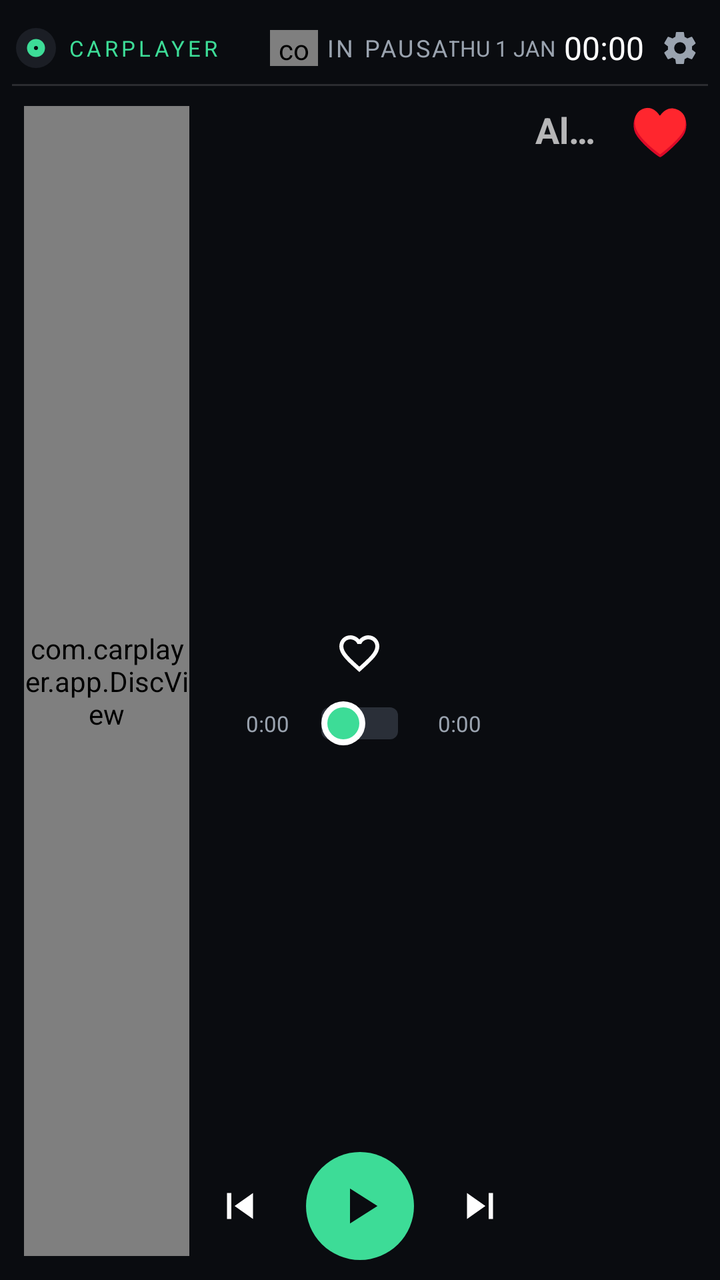
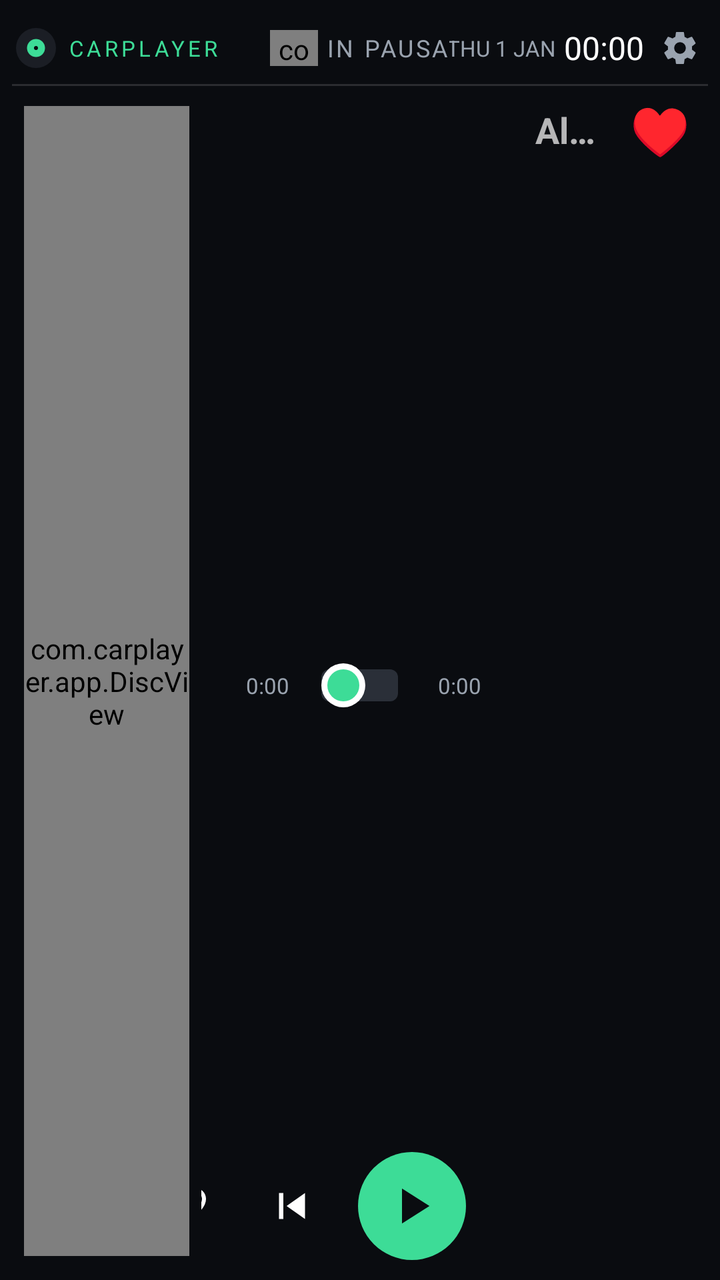

The first picture is an Android layout as it rendered before a commit; the second is the same layout after the commit. The layout source and the unified diff follow.
<!-- AndroidManifest.xml: application theme AppTheme -->
<!-- res/layout/activity_main.xml -->
<?xml version="1.0" encoding="utf-8"?>
<LinearLayout xmlns:android="http://schemas.android.com/apk/res/android"
    android:id="@+id/root"
    android:layout_width="match_parent"
    android:layout_height="match_parent"
    android:background="@color/bg"
    android:orientation="vertical"
    android:padding="@dimen/pad">

    
    <include layout="@layout/header" />

    <LinearLayout
        android:layout_width="match_parent"
        android:layout_height="0dp"
        android:layout_weight="1"
        android:baselineAligned="false"
        android:orientation="horizontal">

        
        <FrameLayout
            android:id="@+id/discCol"
            android:layout_width="0dp"
            android:layout_height="match_parent"
            android:layout_weight="3"
            android:padding="@dimen/pad">

            <com.carplayer.app.DiscView
                android:id="@+id/disc"
                android:layout_width="match_parent"
                android:layout_height="match_parent" />
        </FrameLayout>

        
        <LinearLayout
            android:id="@+id/centerCol"
            android:layout_width="0dp"
            android:layout_height="match_parent"
            android:layout_weight="5"
            android:orientation="vertical">

        
        <ScrollView
            android:layout_width="match_parent"
            android:layout_height="0dp"
            android:layout_weight="1"
            android:fillViewport="true"
            android:scrollbars="none">

            <LinearLayout
                android:layout_width="match_parent"
                android:layout_height="match_parent"
                android:gravity="center"
                android:orientation="vertical"
                android:paddingStart="@dimen/gap"
                android:paddingEnd="@dimen/gap">

                <TextView
                    android:id="@+id/tvTitle"
                    android:layout_width="match_parent"
                    android:layout_height="wrap_content"
                    android:ellipsize="end"
                    android:gravity="center"
                    android:maxLines="2"
                    android:minLines="1"
                    android:textColor="#FFFFFF"
                    android:textSize="@dimen/title_sp" />

                <TextView
                    android:id="@+id/tvArtist"
                    android:layout_width="match_parent"
                    android:layout_height="wrap_content"
                    android:layout_marginTop="2dp"
                    android:ellipsize="end"
                    android:gravity="center"
                    android:maxLines="1"
                    android:textColor="@color/gray"
                    android:textSize="@dimen/artist_sp" />

                <ImageButton
                    android:id="@+id/btnHeart"
                    android:layout_width="@dimen/heart"
                    android:layout_height="@dimen/heart"
                    android:layout_marginTop="4dp"
                    android:background="?android:attr/selectableItemBackgroundBorderless"
                    android:padding="@dimen/ico_pad"
                    android:scaleType="fitCenter"
                    android:src="@drawable/ic_heart" />

                
                <LinearLayout
                    android:layout_width="match_parent"
                    android:layout_height="wrap_content"
                    android:layout_marginTop="@dimen/gap"
                    android:gravity="center_vertical"
                    android:orientation="horizontal">

                    <TextView
                        android:id="@+id/tvPos"
                        android:layout_width="@dimen/time_w"
                        android:layout_height="wrap_content"
                        android:gravity="end"
                        android:text="0:00"
                        android:textColor="@color/gray"
                        android:textSize="@dimen/time_sp" />

                    <SeekBar
                        android:id="@+id/seek"
                        android:layout_width="0dp"
                        android:layout_height="@dimen/seek_h"
                        android:layout_weight="1"
                        android:progressDrawable="@drawable/seek_progress"
                        android:thumb="@drawable/seek_thumb"
                        android:thumbOffset="0dp"
                        android:splitTrack="false" />

                    <TextView
                        android:id="@+id/tvDur"
                        android:layout_width="@dimen/time_w"
                        android:layout_height="wrap_content"
                        android:paddingStart="4dp"
                        android:text="0:00"
                        android:textColor="@color/gray"
                        android:textSize="@dimen/time_sp" />
                </LinearLayout>

            </LinearLayout>
        </ScrollView>

        
        <LinearLayout
            android:layout_width="match_parent"
            android:layout_height="wrap_content"
            android:layout_marginTop="-4dp"
            android:gravity="center"
            android:orientation="horizontal">

            <ImageButton
                android:id="@+id/btnShuffle"
                android:layout_width="@dimen/ctl_side"
                android:layout_height="@dimen/ctl_side"
                android:layout_marginHorizontal="@dimen/ctl_gap"
                android:background="?android:attr/selectableItemBackgroundBorderless"
                android:padding="@dimen/ico_pad"
                android:scaleType="fitCenter"
                android:src="@drawable/ic_shuffle"
                android:tint="#FFFFFF" />

            <ImageButton
                android:id="@+id/btnPrev"
                android:layout_width="@dimen/ctl_mid"
                android:layout_height="@dimen/ctl_mid"
                android:layout_marginHorizontal="@dimen/ctl_gap"
                android:background="?android:attr/selectableItemBackgroundBorderless"
                android:padding="@dimen/ico_pad"
                android:scaleType="fitCenter"
                android:src="@drawable/ic_prev"
                android:tint="#FFFFFF" />

            <ImageButton
                android:id="@+id/btnPlay"
                android:layout_width="@dimen/play"
                android:layout_height="@dimen/play"
                android:layout_marginHorizontal="@dimen/ctl_gap"
                android:background="@drawable/bg_play"
                android:padding="@dimen/play_pad"
                android:scaleType="fitCenter"
                android:src="@drawable/ic_play"
                android:tint="@color/bg" />

            <ImageButton
                android:id="@+id/btnNext"
                android:layout_width="@dimen/ctl_mid"
                android:layout_height="@dimen/ctl_mid"
                android:layout_marginHorizontal="@dimen/ctl_gap"
                android:background="?android:attr/selectableItemBackgroundBorderless"
                android:padding="@dimen/ico_pad"
                android:scaleType="fitCenter"
                android:src="@drawable/ic_next"
                android:tint="#FFFFFF" />

            <ImageButton
                android:id="@+id/btnRepeat"
                android:layout_width="@dimen/ctl_side"
                android:layout_height="@dimen/ctl_side"
                android:layout_marginHorizontal="@dimen/ctl_gap"
                android:background="?android:attr/selectableItemBackgroundBorderless"
                android:padding="@dimen/ico_pad"
                android:scaleType="fitCenter"
                android:src="@drawable/ic_repeat"
                android:tint="#FFFFFF" />
        </LinearLayout>

        <include layout="@layout/strip" />
        </LinearLayout>

        
        <LinearLayout
            android:id="@+id/rightCol"
            android:layout_width="0dp"
            android:layout_height="match_parent"
            android:layout_weight="3"
            android:orientation="vertical">

            <LinearLayout
                android:layout_width="match_parent"
                android:layout_height="@dimen/tab_h"
                android:orientation="horizontal">

                <TextView
                    android:id="@+id/tabFolder"
                    android:layout_width="0dp"
                    android:layout_height="match_parent"
                    android:layout_weight="1"
                    android:background="?android:attr/selectableItemBackground"
                    android:ellipsize="end"
                    android:gravity="center"
                    android:maxLines="1"
                    android:paddingStart="8dp"
                    android:paddingEnd="8dp"
                    android:text="Album"
                    android:textSize="@dimen/tab_sp"
                    android:textStyle="bold" />

                <TextView
                    android:id="@+id/tabFavs"
                    android:layout_width="0dp"
                    android:layout_height="match_parent"
                    android:layout_weight="1"
                    android:background="?android:attr/selectableItemBackground"
                    android:gravity="center"
                    android:text="&#9829;"
                    android:textColor="#FF4D6D"
                    android:textSize="@dimen/tab_heart_sp"
                    android:textStyle="bold" />
            </LinearLayout>

            <FrameLayout
                android:layout_width="match_parent"
                android:layout_height="0dp"
                android:layout_weight="1">

                <ListView
                    android:id="@+id/list"
                    android:layout_width="match_parent"
                    android:layout_height="match_parent"
                    android:divider="@null"
                    android:scrollbars="none" />

                <TextView
                    android:id="@+id/tvEmpty"
                    android:layout_width="match_parent"
                    android:layout_height="match_parent"
                    android:background="?android:attr/selectableItemBackground"
                    android:gravity="center"
                    android:padding="16dp"
                    android:textColor="@color/gray"
                    android:textSize="@dimen/tab_sp"
                    android:visibility="gone" />
            </FrameLayout>
        </LinearLayout>

        
        <LinearLayout
            android:id="@+id/showList"
            android:layout_width="@dimen/handle_w"
            android:layout_height="match_parent"
            android:background="?android:attr/selectableItemBackground"
            android:gravity="center"
            android:orientation="vertical"
            android:visibility="gone">

            <ImageView
                android:id="@+id/ivHandle"
                android:layout_width="24dp"
                android:layout_height="24dp"
                android:src="@drawable/ic_chevron_left"
                android:tint="#FFFFFF" />
        </LinearLayout>
    </LinearLayout>
</LinearLayout>
<!-- res/layout/header.xml (included above) -->
<?xml version="1.0" encoding="utf-8"?>
<LinearLayout xmlns:android="http://schemas.android.com/apk/res/android"
    android:layout_width="match_parent"
    android:layout_height="wrap_content"
    android:layout_marginBottom="@dimen/gap"
    android:orientation="vertical">

    <LinearLayout
        android:layout_width="match_parent"
        android:layout_height="@dimen/header_h"
        android:gravity="center_vertical"
        android:orientation="horizontal">

        <LinearLayout
            android:layout_width="0dp"
            android:layout_height="match_parent"
            android:layout_weight="1"
            android:gravity="center_vertical|start"
            android:orientation="horizontal">

            <ImageView
                android:layout_width="@dimen/logo"
                android:layout_height="@dimen/logo"
                android:src="@drawable/ic_launcher" />

            <TextView
                android:id="@+id/tvBrand"
                android:layout_width="wrap_content"
                android:layout_height="wrap_content"
                android:layout_marginStart="@dimen/gap"
                android:letterSpacing="0.15"
                android:maxLines="1"
                android:text="CARPLAYER"
                android:textColor="@color/accent"
                android:textSize="@dimen/brand_sp" />
        </LinearLayout>

        <LinearLayout
            android:layout_width="wrap_content"
            android:layout_height="match_parent"
            android:gravity="center_vertical"
            android:orientation="horizontal">

            <com.carplayer.app.EqView
                android:id="@+id/eq"
                android:layout_width="@dimen/eq_w"
                android:layout_height="@dimen/eq_h" />

            <TextView
                android:id="@+id/tvStatus"
                android:layout_width="wrap_content"
                android:layout_height="wrap_content"
                android:layout_marginStart="@dimen/gap"
                android:letterSpacing="0.1"
                android:maxLines="1"
                android:text="IN PAUSA"
                android:textColor="@color/gray"
                android:textSize="@dimen/status_sp" />
        </LinearLayout>

        <LinearLayout
            android:layout_width="0dp"
            android:layout_height="match_parent"
            android:layout_weight="1"
            android:gravity="center_vertical|end"
            android:orientation="horizontal">

            <TextClock
                android:id="@+id/dateClock"
                android:layout_width="wrap_content"
                android:layout_height="wrap_content"
                android:layout_marginEnd="@dimen/gap"
                android:format12Hour="EEE d MMM"
                android:format24Hour="EEE d MMM"
                android:textAllCaps="true"
                android:textColor="@color/gray"
                android:textSize="@dimen/date_sp" />

            <TextClock
                android:id="@+id/clock"
                android:layout_width="wrap_content"
                android:layout_height="wrap_content"
                android:format12Hour="HH:mm"
                android:format24Hour="HH:mm"
                android:textColor="#FFFFFF"
                android:textSize="@dimen/clock_sp" />

            
            <ImageButton
                android:id="@+id/btnSettings"
                android:layout_width="@dimen/gear"
                android:layout_height="@dimen/gear"
                android:layout_marginStart="@dimen/gap"
                android:background="?android:attr/selectableItemBackgroundBorderless"
                android:padding="4dp"
                android:scaleType="fitCenter"
                android:src="@drawable/ic_gear" />
        </LinearLayout>
    </LinearLayout>

    <View
        android:layout_width="match_parent"
        android:layout_height="1dp"
        android:background="#22FFFFFF" />
</LinearLayout>
<!-- res/layout/strip.xml (included above) -->
<?xml version="1.0" encoding="utf-8"?>
<HorizontalScrollView xmlns:android="http://schemas.android.com/apk/res/android"
    android:id="@+id/strip"
    android:layout_width="match_parent"
    android:layout_height="wrap_content"
    android:layout_marginTop="@dimen/gap"
    android:overScrollMode="never"
    android:scrollbars="none">

    <LinearLayout
        android:id="@+id/stripBox"
        android:layout_width="wrap_content"
        android:layout_height="wrap_content"
        android:orientation="horizontal" />
</HorizontalScrollView>
<!-- resources referenced by this layout -->
<resources>
  <color name="accent">#3DDC97</color>
  <color name="bg">#0A0C10</color>
  <color name="gray">#9AA3AF</color>
  <dimen name="artist_sp">13sp</dimen>
  <dimen name="brand_sp">11sp</dimen>
  <dimen name="clock_sp">16sp</dimen>
  <dimen name="ctl_gap">6dp</dimen>
  <dimen name="ctl_mid">42dp</dimen>
  <dimen name="ctl_side">32dp</dimen>
  <dimen name="date_sp">11sp</dimen>
  <dimen name="eq_h">18dp</dimen>
  <dimen name="eq_w">24dp</dimen>
  <dimen name="gap">4dp</dimen>
  <dimen name="gear">28dp</dimen>
  <dimen name="handle_w">20dp</dimen>
  <dimen name="header_h">36dp</dimen>
  <dimen name="heart">40dp</dimen>
  <dimen name="ico_pad">8dp</dimen>
  <dimen name="logo">24dp</dimen>
  <dimen name="pad">6dp</dimen>
  <dimen name="play">54dp</dimen>
  <dimen name="play_pad">12dp</dimen>
  <dimen name="seek_h">22dp</dimen>
  <dimen name="status_sp">12sp</dimen>
  <dimen name="tab_h">36dp</dimen>
  <dimen name="tab_heart_sp">24sp</dimen>
  <dimen name="tab_sp">18sp</dimen>
  <dimen name="time_sp">11sp</dimen>
  <dimen name="time_w">40dp</dimen>
  <dimen name="title_sp">22sp</dimen>
  <!-- drawable bg_play (drawable) -->
  <?xml version="1.0" encoding="utf-8"?>
  <shape xmlns:android="http://schemas.android.com/apk/res/android" android:shape="oval">
      <solid android:color="@color/accent" />
  </shape>
  <!-- drawable ic_chevron_left (drawable) -->
  <vector xmlns:android="http://schemas.android.com/apk/res/android"
      android:width="24dp"
      android:height="24dp"
      android:viewportWidth="24"
      android:viewportHeight="24">
      <path
          android:fillColor="#FFFFFF"
          android:pathData="M15.4,7.4L14,6l-6,6 6,6 1.4,-1.4L10.8,12z" />
  </vector>
  <!-- drawable ic_next (drawable) -->
  <vector xmlns:android="http://schemas.android.com/apk/res/android"
      android:width="24dp" android:height="24dp" android:viewportWidth="24" android:viewportHeight="24">
      <path android:fillColor="#FFFFFF" android:pathData="M6,18l8.5,-6L6,6v12zM16,6v12h2V6h-2z" />
  </vector>
  <!-- drawable ic_play (drawable) -->
  <vector xmlns:android="http://schemas.android.com/apk/res/android"
      android:width="24dp" android:height="24dp" android:viewportWidth="24" android:viewportHeight="24">
      <path android:fillColor="#FFFFFF" android:pathData="M8,5v14l11,-7z" />
  </vector>
  <!-- drawable ic_prev (drawable) -->
  <vector xmlns:android="http://schemas.android.com/apk/res/android"
      android:width="24dp" android:height="24dp" android:viewportWidth="24" android:viewportHeight="24">
      <path android:fillColor="#FFFFFF" android:pathData="M6,6h2v12H6zm3.5,6l8.5,6V6z" />
  </vector>
  <!-- drawable ic_repeat (drawable) -->
  <vector xmlns:android="http://schemas.android.com/apk/res/android"
      android:width="24dp" android:height="24dp" android:viewportWidth="24" android:viewportHeight="24">
      <path android:fillColor="#FFFFFF" android:pathData="M7,7h10v3l4,-4 -4,-4v3H5v6h2V7zm10,10H7v-3l-4,4 4,4v-3h12v-6h-2v4z" />
  </vector>
  <!-- drawable ic_shuffle (drawable) -->
  <vector xmlns:android="http://schemas.android.com/apk/res/android"
      android:width="24dp" android:height="24dp" android:viewportWidth="24" android:viewportHeight="24">
      <path android:fillColor="#FFFFFF" android:pathData="M10.59,9.17L5.41,4 4,5.41l5.17,5.17 1.42,-1.41zM14.5,4l2.04,2.04L4,18.59 5.41,20 17.96,7.46 20,9.5V4h-5.5zm0.33,9.41l-1.41,1.41 3.13,3.13L14.5,20H20v-5.5l-2.04,2.04 -3.13,-3.13z" />
  </vector>
  <style name="AppTheme" parent="android:Theme.Material.NoActionBar">
          <item name="android:windowBackground">@color/bg</item>
          <item name="android:statusBarColor">@color/bg</item>
          <item name="android:navigationBarColor">@color/bg</item>
          <item name="android:colorAccent">@color/accent</item>
      </style>
  <dimen name="seek_thick">8dp</dimen>
  <!-- unchanged entries left out for length: 5 -->
</resources>

<!-- the commit's change to res/layout/activity_main.xml (unified diff, before → after) -->
@@ -77,16 +77,6 @@
                     android:textColor="@color/gray"
                     android:textSize="@dimen/artist_sp" />
 
-                <ImageButton
-                    android:id="@+id/btnHeart"
-                    android:layout_width="@dimen/heart"
-                    android:layout_height="@dimen/heart"
-                    android:layout_marginTop="4dp"
-                    android:background="?android:attr/selectableItemBackgroundBorderless"
-                    android:padding="@dimen/ico_pad"
-                    android:scaleType="fitCenter"
-                    android:src="@drawable/ic_heart" />
-
                 
                 <LinearLayout
                     android:layout_width="match_parent"
@@ -131,7 +121,7 @@
         <LinearLayout
             android:layout_width="match_parent"
             android:layout_height="wrap_content"
-            android:layout_marginTop="-4dp"
+            android:layout_marginTop="-10dp"
             android:gravity="center"
             android:orientation="horizontal">
 
@@ -145,6 +135,16 @@
                 android:scaleType="fitCenter"
                 android:src="@drawable/ic_shuffle"
                 android:tint="#FFFFFF" />
+
+            <ImageButton
+                android:id="@+id/btnHeart"
+                android:layout_width="@dimen/heart"
+                android:layout_height="@dimen/heart"
+                android:layout_marginHorizontal="@dimen/ctl_gap"
+                android:background="?android:attr/selectableItemBackgroundBorderless"
+                android:padding="@dimen/ico_pad"
+                android:scaleType="fitCenter"
+                android:src="@drawable/ic_heart" />
 
             <ImageButton
                 android:id="@+id/btnPrev"
